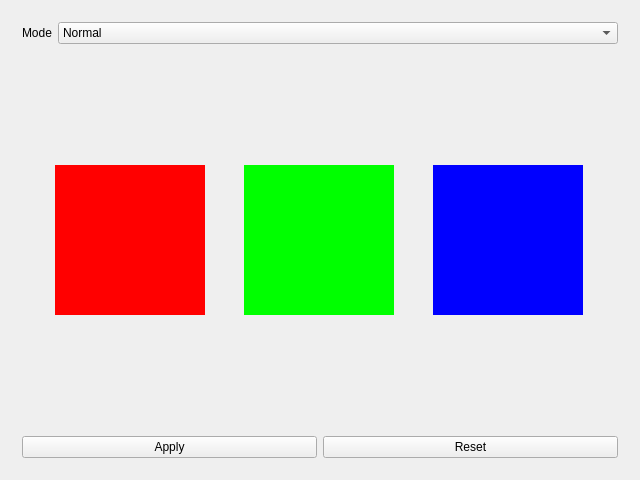
Qt form MainWindow.ui (OliPro007/msikeyboard-gui) before a commit.
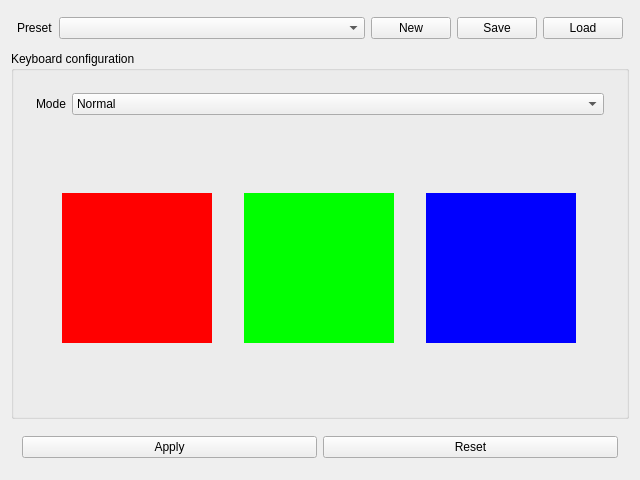
The same form after that commit.

Patch:
```diff
--- a/MainWindow.ui
+++ b/MainWindow.ui
@@ -28,6 +28,95 @@
   <widget class="QWidget" name="centralWidget">
    <layout class="QVBoxLayout" name="verticalLayout">
     <item>
+     <widget class="QWidget" name="presetWidget" native="true">
+      <property name="sizePolicy">
+       <sizepolicy hsizetype="Minimum" vsizetype="Maximum">
+        <horstretch>0</horstretch>
+        <verstretch>0</verstretch>
+       </sizepolicy>
+      </property>
+      <layout class="QHBoxLayout" name="horizontalLayout_2">
+       <property name="leftMargin">
+        <number>6</number>
+       </property>
+       <property name="topMargin">
+        <number>6</number>
+       </property>
+       <property name="rightMargin">
+        <number>6</number>
+       </property>
+       <property name="bottomMargin">
+        <number>6</number>
+       </property>
+       <item>
+        <widget class="QLabel" name="lblPreset">
+         <property name="sizePolicy">
+          <sizepolicy hsizetype="Maximum" vsizetype="Minimum">
+           <horstretch>0</horstretch>
+           <verstretch>0</verstretch>
+          </sizepolicy>
+         </property>
+         <property name="text">
+          <string>Preset</string>
+         </property>
+        </widget>
+       </item>
+       <item>
+        <widget class="QComboBox" name="cbPreset">
+         <property name="editable">
+          <bool>false</bool>
+         </property>
+        </widget>
+       </item>
+       <item>
+        <widget class="QPushButton" name="btnPresetNew">
+         <property name="sizePolicy">
+          <sizepolicy hsizetype="Maximum" vsizetype="Fixed">
+           <horstretch>0</horstretch>
+           <verstretch>0</verstretch>
+          </sizepolicy>
+         </property>
+         <property name="text">
+          <string>New</string>
+         </property>
+        </widget>
+       </item>
+       <item>
+        <widget class="QPushButton" name="btnPresetSave">
+         <property name="sizePolicy">
+          <sizepolicy hsizetype="Maximum" vsizetype="Fixed">
+           <horstretch>0</horstretch>
+           <verstretch>0</verstretch>
+          </sizepolicy>
+         </property>
+         <property name="text">
+          <string>Save</string>
+         </property>
+        </widget>
+       </item>
+       <item>
+        <widget class="QPushButton" name="btnPresetLoad">
+         <property name="sizePolicy">
+          <sizepolicy hsizetype="Maximum" vsizetype="Fixed">
+           <horstretch>0</horstretch>
+           <verstretch>0</verstretch>
+          </sizepolicy>
+         </property>
+         <property name="text">
+          <string>Load</string>
+         </property>
+        </widget>
+       </item>
+      </layout>
+     </widget>
+    </item>
+    <item>
+     <widget class="QGroupBox" name="groupBox">
+      <property name="title">
+       <string>Keyboard configuration</string>
+      </property>
+      <layout class="QVBoxLayout" name="verticalLayout_2">
+       <item>
      <widget class="QWidget" name="modesWidget" native="true">
       <property name="sizePolicy">
        <sizepolicy hsizetype="Minimum" vsizetype="Maximum">
@@ -1421,6 +1510,12 @@
         </widget>
        </item>
       </layout>
+        </widget>
+       </item>
+      </layout>
+      <zorder>modesWidget</zorder>
+      <zorder>modesWidget</zorder>
+      <zorder>selectorsWidget</zorder>
      </widget>
     </item>
     <item>
```
Lines whose indentation alone changed are shown as unchanged.
